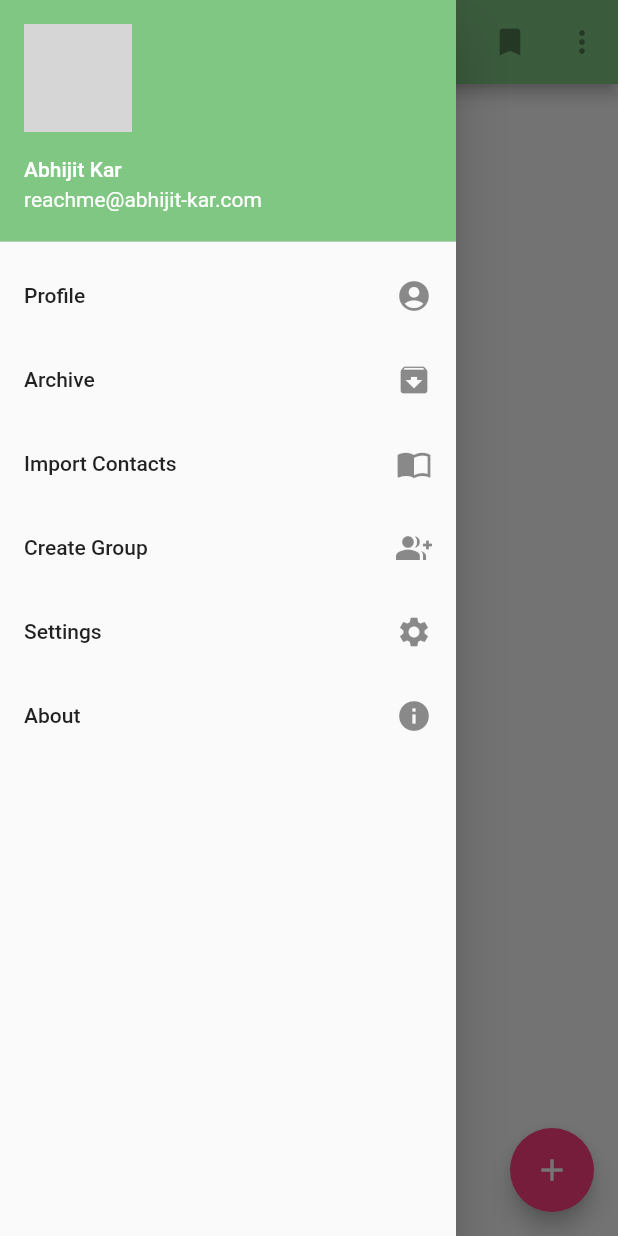
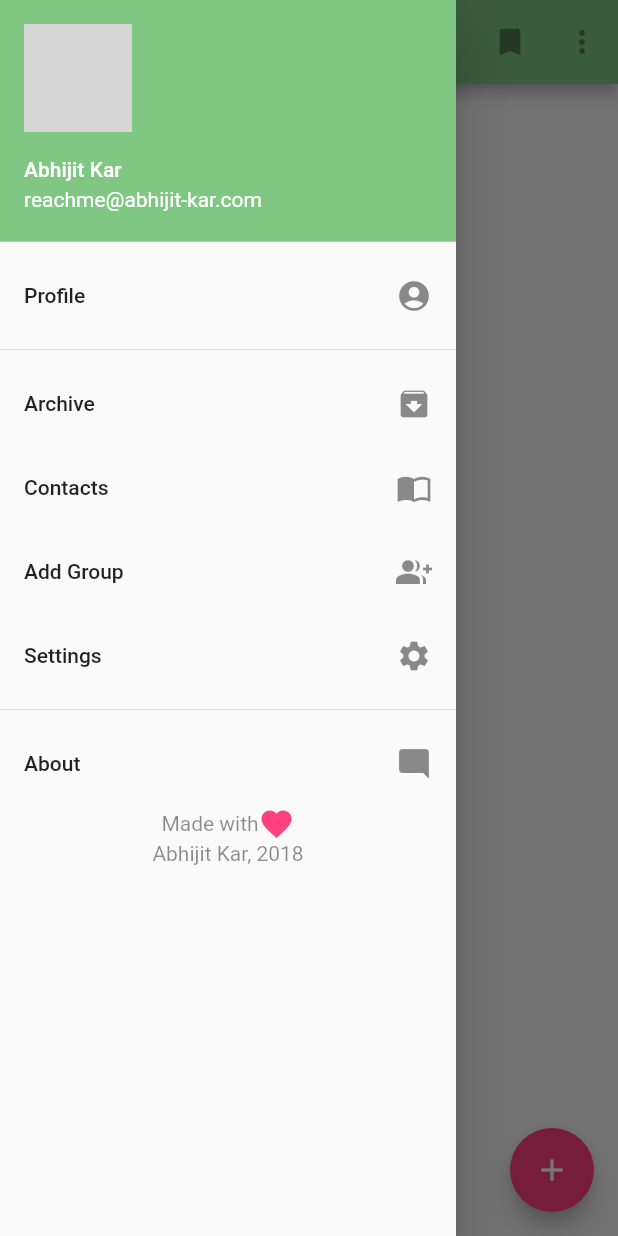
Before and after one commit to derpycoder/contacts, a Flutter app: the screen it shows after launch, with the side drawer open, on a phone screen of 412 x 824 dp. Run offline on Flutter 3.47's test engine with Material 2 defaults, Android fonts, the phone set to English and light mode, and no system bars; network calls fail; grey boxes are pictures that could not be loaded.

Commit message:
Sidebar updated with dividers and Personal touch

```diff
--- a/lib/sidebar/sidebar.dart
+++ b/lib/sidebar/sidebar.dart
@@ -26,6 +26,7 @@ class Sidebar extends StatelessWidget {
               Navigator.pop(context);
             },
           ),
+          Divider(),
           ListTile(
             trailing: Icon(Icons.archive),
             title: Text('Archive'),
@@ -35,14 +36,14 @@ class Sidebar extends StatelessWidget {
           ),
           ListTile(
             trailing: Icon(Icons.import_contacts),
-            title: Text('Import Contacts'),
+            title: Text('Contacts'),
             onTap: () {
               Navigator.pop(context);
             },
           ),
           ListTile(
             trailing: Icon(Icons.group_add),
-            title: Text('Create Group'),
+            title: Text('Add Group'),
             onTap: () {
               Navigator.pop(context);
             },
@@ -54,12 +55,36 @@ class Sidebar extends StatelessWidget {
               Navigator.pop(context);
             },
           ),
+          Divider(),
           ListTile(
-            trailing: Icon(Icons.info),
+            trailing: Icon(Icons.mode_comment),
             title: Text('About'),
             onTap: () {
               Navigator.pop(context);
             },
+          ),
+          Column(
+            children: <Widget>[
+              Row(
+                mainAxisAlignment: MainAxisAlignment.center,
+                children: <Widget>[
+                  Text(
+                    "Made with",
+                    style: TextStyle(color: Colors.black45),
+                  ),
+                  Icon(
+                    Icons.favorite,
+                    color: Colors.pinkAccent,
+                  ),
+                ],
+              ),
+              Center(
+                child: Text(
+                  "Abhijit Kar, 2018",
+                  style: TextStyle(color: Colors.black45),
+                ),
+              ),
+            ],
           ),
         ],
       ),
```
